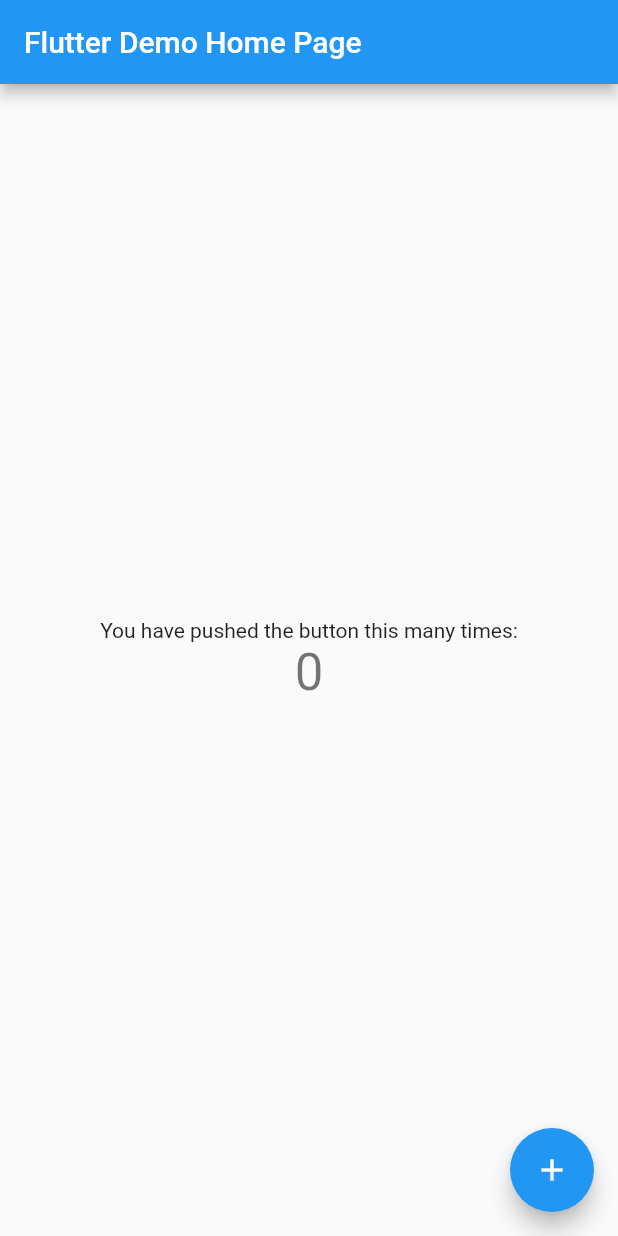
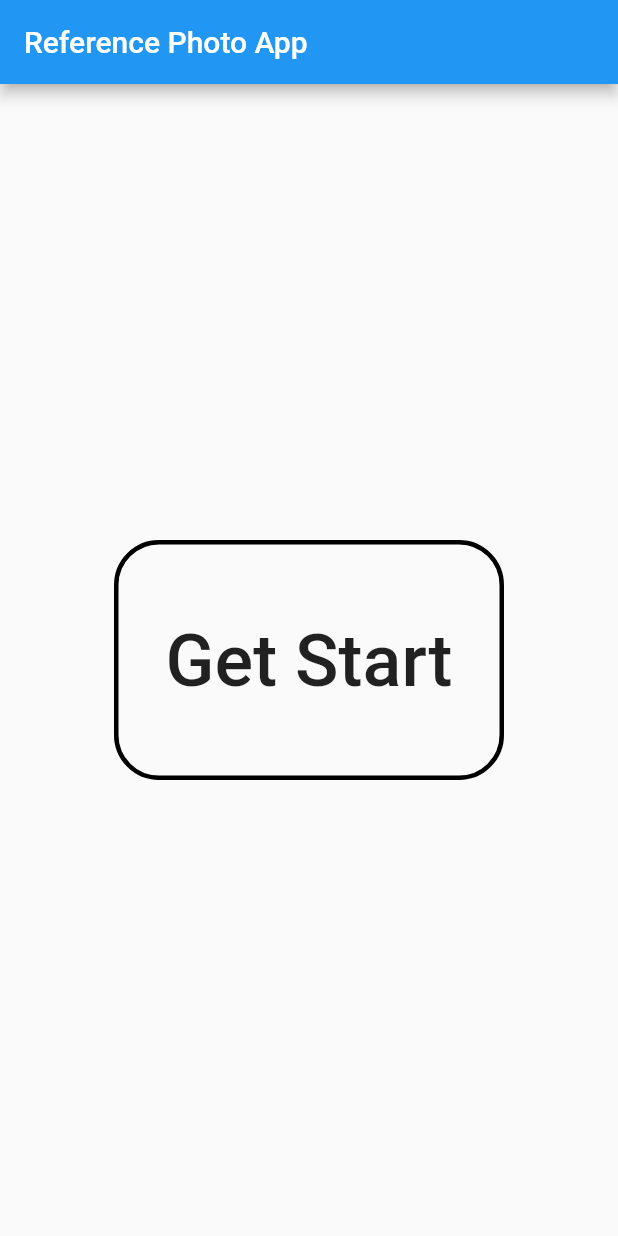
Before and after one commit to edenizk/Reference-Image-App, a Flutter app: the screen it shows after launch, on a phone screen of 412 x 824 dp. Run offline on Flutter 3.47's test engine with Material 2 defaults, Android fonts, the phone set to English and light mode, and no system bars; missing offline and left inert: azblob, credentials_helper.

Commit message:
basic pages created

```diff
--- a/lib/main.dart
+++ b/lib/main.dart
@@ -1,4 +1,7 @@
+import 'package:credentials_helper/credentials_helper.dart';
 import 'package:flutter/material.dart';
+import 'package:reference_photo_app/widgets/filter_page.dart';
+import 'package:azblob/azblob.dart';
 
 void main() => runApp(MyApp());
 
@@ -7,35 +10,18 @@ class MyApp extends StatelessWidget {
   @override
   Widget build(BuildContext context) {
     return MaterialApp(
-      title: 'Flutter Demo',
+      title: 'Reference Photo App',
+      debugShowCheckedModeBanner: false,
       theme: ThemeData(
-        // This is the theme of your application.
-        //
-        // Try running your application with "flutter run". You'll see the
-        // application has a blue toolbar. Then, without quitting the app, try
-        // changing the primarySwatch below to Colors.green and then invoke
-        // "hot reload" (press "r" in the console where you ran "flutter run",
-        // or simply save your changes to "hot reload" in a Flutter IDE).
-        // Notice that the counter didn't reset back to zero; the application
-        // is not restarted.
         primarySwatch: Colors.blue,
       ),
-      home: MyHomePage(title: 'Flutter Demo Home Page'),
+      home: MyHomePage(title: 'Reference Photo App'),
     );
   }
 }
 
 class MyHomePage extends StatefulWidget {
   MyHomePage({Key key, this.title}) : super(key: key);
-
-  // This widget is the home page of your application. It is stateful, meaning
-  // that it has a State object (defined below) that contains fields that affect
-  // how it looks.
-
-  // This class is the configuration for the state. It holds the values (in this
-  // case the title) provided by the parent (in this case the App widget) and
-  // used by the build method of the State. Fields in a Widget subclass are
-  // always marked "final".
 
   final String title;
 
@@ -44,68 +30,63 @@ class MyHomePage extends StatefulWidget {
 }
 
 class _MyHomePageState extends State<MyHomePage> {
-  int _counter = 0;
 
-  void _incrementCounter() {
-    setState(() {
-      // This call to setState tells the Flutter framework that something has
-      // changed in this State, which causes it to rerun the build method below
-      // so that the display can reflect the updated values. If we changed
-      // _counter without calling setState(), then the build method would not be
-      // called again, and so nothing would appear to happen.
-      _counter++;
-    });
+  Credentials credentials = Credentials.fromFile('config.json');
+
+  _MyHomePageState(){
+
   }
+
+  void _test () {
+    var storage = AzureStorage.parse(credentials.apiKey);
+
+    // await storage.putBlob('/yourcontainer/yourfile.txt',
+    //   body: 'Hello, world.');
+  }
+
+
 
   @override
   Widget build(BuildContext context) {
-    // This method is rerun every time setState is called, for instance as done
-    // by the _incrementCounter method above.
-    //
-    // The Flutter framework has been optimized to make rerunning build methods
-    // fast, so that you can just rebuild anything that needs updating rather
-    // than having to individually change instances of widgets.
     return Scaffold(
       appBar: AppBar(
-        // Here we take the value from the MyHomePage object that was created by
-        // the App.build method, and use it to set our appbar title.
         title: Text(widget.title),
       ),
       body: Center(
-        // Center is a layout widget. It takes a single child and positions it
-        // in the middle of the parent.
         child: Column(
-          // Column is also a layout widget. It takes a list of children and
-          // arranges them vertically. By default, it sizes itself to fit its
-          // children horizontally, and tries to be as tall as its parent.
-          //
-          // Invoke "debug painting" (press "p" in the console, choose the
-          // "Toggle Debug Paint" action from the Flutter Inspector in Android
-          // Studio, or the "Toggle Debug Paint" command in Visual Studio Code)
-          // to see the wireframe for each widget.
-          //
-          // Column has various properties to control how it sizes itself and
-          // how it positions its children. Here we use mainAxisAlignment to
-          // center the children vertically; the main axis here is the vertical
-          // axis because Columns are vertical (the cross axis would be
-          // horizontal).
           mainAxisAlignment: MainAxisAlignment.center,
+          crossAxisAlignment: CrossAxisAlignment.center,
           children: <Widget>[
-            Text(
-              'You have pushed the button this many times:',
-            ),
-            Text(
-              '$_counter',
-              style: Theme.of(context).textTheme.display1,
-            ),
+            FlatButton(
+                color: Colors.transparent,
+
+                child: Container(
+                  padding: const EdgeInsets.only(top: 30, bottom: 30),
+                  alignment: Alignment.center,
+                  decoration: BoxDecoration(
+                    color: Colors.transparent,
+                    border: Border.all(width: 3, color: Colors.black),
+                    borderRadius: new BorderRadius.circular(30.0),
+                    ),
+                  width: 260,
+                  height: 160,
+                  child: Text(
+                    'Get Start',
+                    textAlign: TextAlign.center,
+                    style: TextStyle(
+                      fontSize: 48,
+                    ),
+                  ),
+                ),
+                onPressed: () {
+                  Navigator.push(
+                    context,
+                    MaterialPageRoute(builder: (context) => FilterPage()),
+                  );
+                })
           ],
         ),
       ),
-      floatingActionButton: FloatingActionButton(
-        onPressed: _incrementCounter,
-        tooltip: 'Increment',
-        child: Icon(Icons.add),
-      ), // This trailing comma makes auto-formatting nicer for build methods.
     );
   }
 }
```
Also changed, not shown: lib/widgets/filter_page.dart (added, +41 -0 lines), lib/widgets/slide_page.dart (added, +28 -0 lines), pubspec.yaml (+6 -4 lines), 2 other files.
